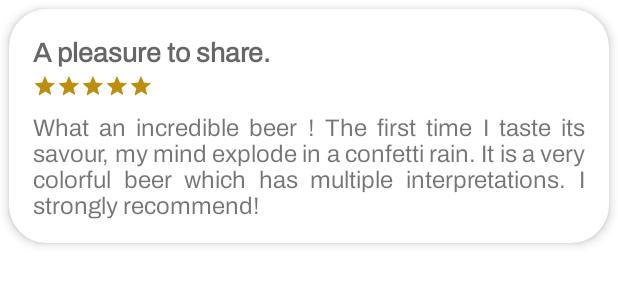
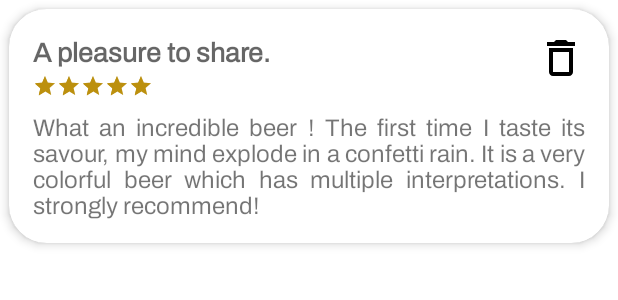
Before and after one commit to JeremyTremblay2/beer-rater, an Android app: the layout comment_item_card.xml on its own in the app's theme, with its tools: preview values and no code run, on a phone screen of 412 x 824 dp. Shown: the top 300 px of the screen. Run offline under Robolectric (Android 15) with nearby library versions, the phone set to English and light mode, and no system bars; network calls fail; Roboto replaces fonts that are not available here.

Commit message:
[#7] Change the review card view and add a little garbage can

```diff
--- a/src/app/src/main/res/layout/comment_item_card.xml
+++ b/src/app/src/main/res/layout/comment_item_card.xml
@@ -16,15 +16,32 @@
 
         <TextView
             android:id="@+id/tvTitle"
-            android:layout_width="match_parent"
+            android:layout_width="0dp"
             android:layout_height="wrap_content"
+            android:layout_marginEnd="@dimen/margin_delete_icon_review"
             android:fontFamily="@font/archivo"
             android:textAppearance="@style/TextAppearance.AppCompat.Display1"
             android:textSize="@dimen/comment_title_size"
             android:textStyle="bold"
+            android:maxLines="2"
+            card_view:layout_constraintEnd_toStartOf="@+id/appCompatImageButton"
             card_view:layout_constraintStart_toStartOf="parent"
             card_view:layout_constraintTop_toTopOf="parent"
             tools:text="A pleasure to share." />
+
+        <androidx.appcompat.widget.AppCompatImageButton
+            android:id="@+id/appCompatImageButton"
+            android:layout_width="wrap_content"
+            android:layout_height="wrap_content"
+            android:background="@color/transparent"
+            android:minWidth="48dp"
+            android:minHeight="48dp"
+            android:src="@drawable/ic_delete"
+            android:layout_marginTop="-8dp"
+            android:layout_marginEnd="-8dp"
+            android:contentDescription="@string/button_delete_review_description"
+            card_view:layout_constraintEnd_toEndOf="parent"
+            card_view:layout_constraintTop_toTopOf="parent" />
 
         <TextView
             android:id="@+id/tvComment"
```
